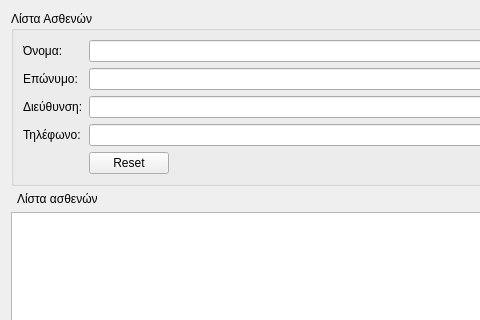
First picture: the form in ui/edit_doctor.ui, repository tdgs/medical_qt_ruby, before the edit; both pictures show x 0 to 480 and y 0 to 320 of the 960 by 427 pixel window.
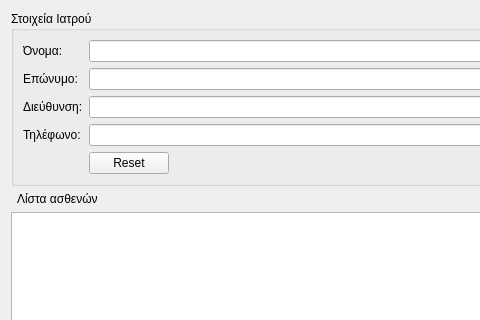
Second picture: the form after the edit. Custom widgets are drawn as their Qt base class.

```diff
--- a/ui/edit_doctor.ui
+++ b/ui/edit_doctor.ui
@@ -23,7 +23,7 @@
    <item>
     <widget class="QGroupBox" name="groupBox_2">
      <property name="title">
-      <string>Λίστα Ασθενών</string>
+      <string>Στοιχεία Ιατρού</string>
      </property>
      <layout class="QFormLayout" name="formLayout">
       <item row="0" column="0">
```
